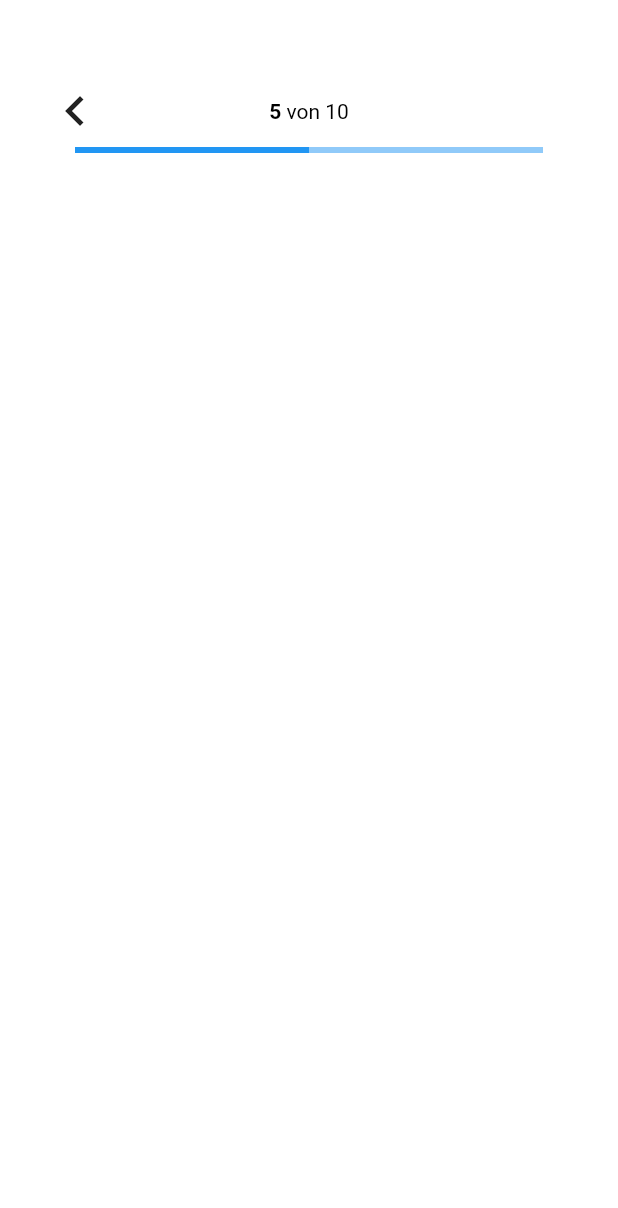
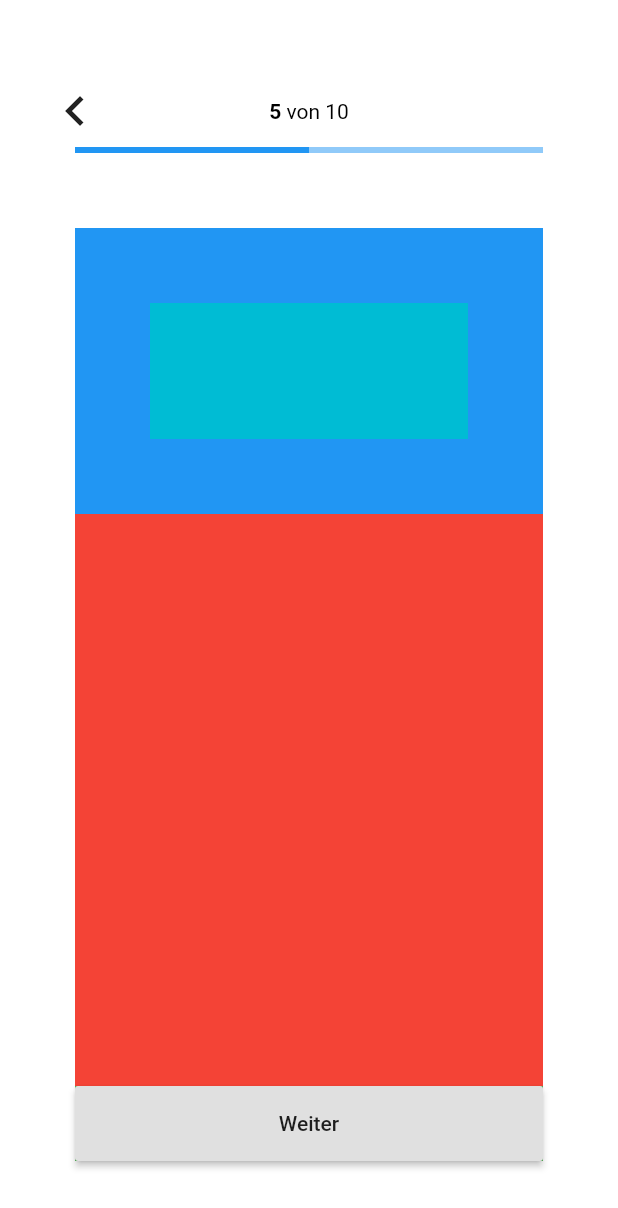
Before and after one commit to FlorianGrundmann/survey-app, a Flutter app: the screen it shows after launch, on a phone screen of 412 x 824 dp. Shown: the top 1208 px of the screen. Run offline on Flutter 3.47's test engine with Material 2 defaults, Android fonts, the phone set to English and light mode, and no system bars.

Commit message:
Created basic layout for question page.

```diff
--- a/lib/features/questions/presentation/pages/question_page.dart
+++ b/lib/features/questions/presentation/pages/question_page.dart
@@ -9,22 +9,71 @@ class QuestionPage extends StatefulWidget {
 }
 
 class _QuestionPageState extends State<QuestionPage> {
-  final double paddingWidth;
+  final double paddingWidth = 50;
+  final double buttonHeight = 50;
 
   final int currentQuestion = 5;
   final int numberQuestions = 10;
 
-  _QuestionPageState({this.paddingWidth = 50});
+  _QuestionPageState();
 
   @override
   Widget build(BuildContext context) {
     return Container(
       color: Colors.white,
       padding: EdgeInsets.only(top: paddingWidth),
-      child: TopBar(
-        currentQuestion: currentQuestion,
-        numberQuestions: numberQuestions,
-        onBackButtonTap: () {},
+      child: Column(
+        children: <Widget>[
+          TopBar(
+            currentQuestion: currentQuestion,
+            numberQuestions: numberQuestions,
+            onBackButtonTap: () {},
+          ),
+          Expanded(
+            child: Container(
+              color: Colors.green,
+              margin: EdgeInsets.all(paddingWidth),
+              child: Column(
+                children: <Widget>[
+                  _buildQuestion(),
+                  _buildNextButton(),
+                ],
+              ),
+            ),
+          ),
+        ],
+      ),
+    );
+  }
+
+  Widget _buildQuestion() {
+    return Expanded(
+      child: Column(
+        children: <Widget>[
+          Expanded(
+            flex: 1,
+            child: Container(
+              padding: EdgeInsets.all(paddingWidth),
+              color: Colors.blue,
+              child: Container(color: Colors.cyan),
+            ),
+          ),
+          Expanded(
+            flex: 2,
+            child: Container(color: Colors.red),
+          ),
+        ],
+      ),
+    );
+  }
+
+  Widget _buildNextButton() {
+    return SizedBox(
+      width: double.infinity,
+      height: 50.0,
+      child: RaisedButton(
+        child: Text('Weiter'),
+        onPressed: () {},
       ),
     );
   }
--- a/lib/features/questions/presentation/widgets/top_bar.dart
+++ b/lib/features/questions/presentation/widgets/top_bar.dart
@@ -72,8 +72,7 @@ class TopBar extends StatelessWidget {
 
   Widget _buildProgressBar() {
     return Container(
-      padding:
-          EdgeInsets.fromLTRB(paddingWidth, 0.0, paddingWidth, paddingWidth),
+      padding: EdgeInsets.symmetric(horizontal: paddingWidth),
       child: Column(
         children: <Widget>[
           LinearProgressIndicator(
```
